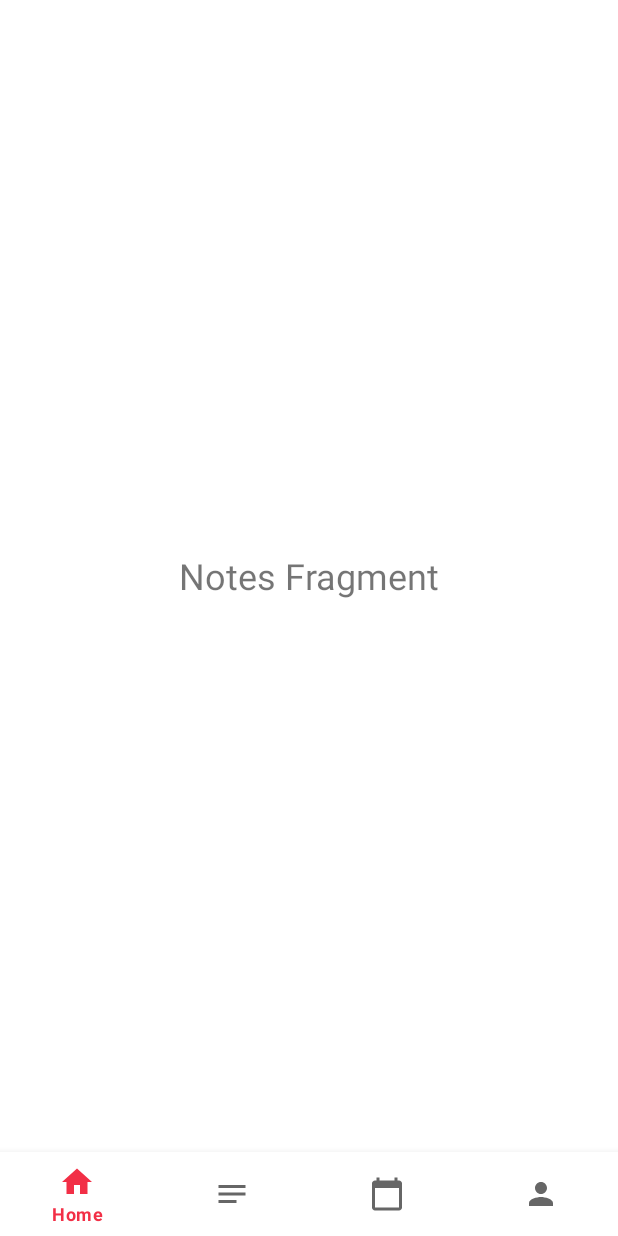
After one commit to DhanushR24/Studify, an Android app: the fragment NotesFragment placed in its activity, on a phone screen of 412 x 824 dp. The commit adds this screen. Run offline under Robolectric (Android 15) with nearby library versions, the phone set to English and light mode, and no system bars; Roboto replaces fonts that are not available here.

Commit message:
Added dashboard bottom navigation and created the fragments for the bottom navigation 💄  */

```diff
--- a/app/src/main/AndroidManifest.xml
+++ b/app/src/main/AndroidManifest.xml
@@ -9,6 +9,9 @@
         android:roundIcon="@mipmap/student_icon96_round"
         android:supportsRtl="true"
         android:theme="@style/Theme.StudifyMADProject">
+        <activity
+            android:name=".Dashboard"
+            android:exported="false" />
         <activity
             android:name=".SignUp"
             android:exported="false" />
--- /dev/null
+++ b/app/src/main/java/com/example/studify_madproject/Dashboard.java
@@ -0,0 +1,66 @@
+package com.example.studify_madproject;
+
+import androidx.annotation.NonNull;
+import androidx.appcompat.app.AppCompatActivity;
+import androidx.fragment.app.Fragment;
+import androidx.fragment.app.FragmentManager;
+import androidx.fragment.app.FragmentTransaction;
+
+import android.os.Bundle;
+import android.view.MenuItem;
+
+import com.example.studify_madproject.databinding.ActivityMainBinding;
+import com.google.android.material.bottomnavigation.BottomNavigationMenuView;
+import com.google.android.material.bottomnavigation.BottomNavigationView;
+import com.google.android.material.navigation.NavigationBarView;
+
+public class Dashboard extends AppCompatActivity {
+
+    ActivityMainBinding binding;
+    BottomNavigationView nav;
+    @Override
+    protected void onCreate(Bundle savedInstanceState) {
+        super.onCreate(savedInstanceState);
+
+        binding = ActivityMainBinding.inflate(getLayoutInflater());
+        setContentView(R.layout.activity_dashboard);
+
+
+        replaceFragment(new HomeFragment());
+
+        nav = findViewById(R.id.bottomNavigationView);
+
+        nav.setOnItemSelectedListener(new NavigationBarView.OnItemSelectedListener() {
+            @Override
+            public boolean onNavigationItemSelected(@NonNull MenuItem item) {
+                switch (item.getItemId())
+                {
+                    case R.id.navigation_home:
+                        replaceFragment(new HomeFragment());
+                        return true;
+
+                    case R.id.navigation_notes:
+                        replaceFragment(new NotesFragment());
+                        return true;
+
+                    case R.id.navigation_reminder:
+                        replaceFragment(new ReminderFragment());
+                        return true;
+
+                    case R.id.navigation_profile:
+                        return true;
+                    default:
+                        return false;
+                }
+            }
+        });
+    }
+
+    private void replaceFragment(Fragment fragment)
+    {
+        FragmentManager fragmentManager = getSupportFragmentManager();
+        FragmentTransaction fragmentTransaction = fragmentManager.beginTransaction();
+        fragmentTransaction.replace(R.id.FrameContainer, fragment);
+        fragmentTransaction.commit();
+    }
+}
--- /dev/null
+++ b/app/src/main/java/com/example/studify_madproject/HomeFragment.java
@@ -0,0 +1,64 @@
+package com.example.studify_madproject;
+
+import android.os.Bundle;
+
+import androidx.fragment.app.Fragment;
+
+import android.view.LayoutInflater;
+import android.view.View;
+import android.view.ViewGroup;
+
+/**
+ * A simple {@link Fragment} subclass.
+ * Use the {@link HomeFragment#newInstance} factory method to
+ * create an instance of this fragment.
+ */
+public class HomeFragment extends Fragment {
+
+    // TODO: Rename parameter arguments, choose names that match
+    // the fragment initialization parameters, e.g. ARG_ITEM_NUMBER
+    private static final String ARG_PARAM1 = "param1";
+    private static final String ARG_PARAM2 = "param2";
+
+    // TODO: Rename and change types of parameters
+    private String mParam1;
+    private String mParam2;
+
+    public HomeFragment() {
+        // Required empty public constructor
+    }
+
+    /**
+     * Use this factory method to create a new instance of
+     * this fragment using the provided parameters.
+     *
+     * @param param1 Parameter 1.
+     * @param param2 Parameter 2.
+     * @return A new instance of fragment HomeFragment.
+     */
+    // TODO: Rename and change types and number of parameters
+    public static HomeFragment newInstance(String param1, String param2) {
+        HomeFragment fragment = new HomeFragment();
+        Bundle args = new Bundle();
+        args.putString(ARG_PARAM1, param1);
+        args.putString(ARG_PARAM2, param2);
+        fragment.setArguments(args);
+        return fragment;
+    }
+
+    @Override
+    public void onCreate(Bundle savedInstanceState) {
+        super.onCreate(savedInstanceState);
+        if (getArguments() != null) {
+            mParam1 = getArguments().getString(ARG_PARAM1);
+            mParam2 = getArguments().getString(ARG_PARAM2);
+        }
+    }
+
+    @Override
+    public View onCreateView(LayoutInflater inflater, ViewGroup container,
+                             Bundle savedInstanceState) {
+        // Inflate the layout for this fragment
+        return inflater.inflate(R.layout.fragment_home, container, false);
+    }
+}
--- a/app/src/main/java/com/example/studify_madproject/MainActivity.java
+++ b/app/src/main/java/com/example/studify_madproject/MainActivity.java
@@ -47,6 +47,8 @@ public class MainActivity extends AppCompatActivity {
 
                         ActivityOptions activityOptions = ActivityOptions.makeSceneTransitionAnimation(MainActivity.this, pairs);
                         startActivity(intent, activityOptions.toBundle());
+
+                        finish();
                     }
                 }
         , SPLASH_SCREEN_TIME);
--- /dev/null
+++ b/app/src/main/java/com/example/studify_madproject/NotesFragment.java
@@ -0,0 +1,64 @@
+package com.example.studify_madproject;
+
+import android.os.Bundle;
+
+import androidx.fragment.app.Fragment;
+
+import android.view.LayoutInflater;
+import android.view.View;
+import android.view.ViewGroup;
+
+/**
+ * A simple {@link Fragment} subclass.
+ * Use the {@link NotesFragment#newInstance} factory method to
+ * create an instance of this fragment.
+ */
+public class NotesFragment extends Fragment {
+
+    // TODO: Rename parameter arguments, choose names that match
+    // the fragment initialization parameters, e.g. ARG_ITEM_NUMBER
+    private static final String ARG_PARAM1 = "param1";
+    private static final String ARG_PARAM2 = "param2";
+
+    // TODO: Rename and change types of parameters
+    private String mParam1;
+    private String mParam2;
+
+    public NotesFragment() {
+        // Required empty public constructor
+    }
+
+    /**
+     * Use this factory method to create a new instance of
+     * this fragment using the provided parameters.
+     *
+     * @param param1 Parameter 1.
+     * @param param2 Parameter 2.
+     * @return A new instance of fragment NotesFragment.
+     */
+    // TODO: Rename and change types and number of parameters
+    public static NotesFragment newInstance(String param1, String param2) {
+        NotesFragment fragment = new NotesFragment();
+        Bundle args = new Bundle();
+        args.putString(ARG_PARAM1, param1);
+        args.putString(ARG_PARAM2, param2);
+        fragment.setArguments(args);
+        return fragment;
+    }
+
+    @Override
+    public void onCreate(Bundle savedInstanceState) {
+        super.onCreate(savedInstanceState);
+        if (getArguments() != null) {
+            mParam1 = getArguments().getString(ARG_PARAM1);
+            mParam2 = getArguments().getString(ARG_PARAM2);
+        }
+    }
+
+    @Override
+    public View onCreateView(LayoutInflater inflater, ViewGroup container,
+                             Bundle savedInstanceState) {
+        // Inflate the layout for this fragment
+        return inflater.inflate(R.layout.fragment_notes, container, false);
+    }
+}
--- /dev/null
+++ b/app/src/main/res/drawable/ic_baseline_calendar_today_24.xml
@@ -0,0 +1,10 @@
+<vector xmlns:android="http://schemas.android.com/apk/res/android"
+    android:width="24dp"
+    android:height="24dp"
+    android:viewportWidth="24"
+    android:viewportHeight="24"
+    android:tint="?attr/colorControlNormal">
+  <path
+      android:fillColor="@android:color/white"
+      android:pathData="M20,3h-1L19,1h-2v2L7,3L7,1L5,1v2L4,3c-1.1,0 -2,0.9 -2,2v16c0,1.1 0.9,2 2,2h16c1.1,0 2,-0.9 2,-2L22,5c0,-1.1 -0.9,-2 -2,-2zM20,21L4,21L4,8h16v13z"/>
+</vector>
--- /dev/null
+++ b/app/src/main/res/drawable/ic_baseline_home_24.xml
@@ -0,0 +1,10 @@
+<vector xmlns:android="http://schemas.android.com/apk/res/android"
+    android:width="24dp"
+    android:height="24dp"
+    android:viewportWidth="24"
+    android:viewportHeight="24"
+    android:tint="?attr/colorControlNormal">
+  <path
+      android:fillColor="@android:color/white"
+      android:pathData="M10,20v-6h4v6h5v-8h3L12,3 2,12h3v8z"/>
+</vector>
--- /dev/null
+++ b/app/src/main/res/drawable/ic_baseline_notes_24.xml
@@ -0,0 +1,10 @@
+<vector xmlns:android="http://schemas.android.com/apk/res/android"
+    android:width="24dp"
+    android:height="24dp"
+    android:viewportWidth="24"
+    android:viewportHeight="24"
+    android:tint="?attr/colorControlNormal">
+  <path
+      android:fillColor="@android:color/white"
+      android:pathData="M3,18h12v-2L3,16v2zM3,6v2h18L21,6L3,6zM3,13h18v-2L3,11v2z"/>
+</vector>
--- /dev/null
+++ b/app/src/main/res/drawable/ic_baseline_person_24.xml
@@ -0,0 +1,10 @@
+<vector xmlns:android="http://schemas.android.com/apk/res/android"
+    android:width="24dp"
+    android:height="24dp"
+    android:viewportWidth="24"
+    android:viewportHeight="24"
+    android:tint="?attr/colorControlNormal">
+  <path
+      android:fillColor="@android:color/white"
+      android:pathData="M12,12c2.21,0 4,-1.79 4,-4s-1.79,-4 -4,-4 -4,1.79 -4,4 1.79,4 4,4zM12,14c-2.67,0 -8,1.34 -8,4v2h16v-2c0,-2.66 -5.33,-4 -8,-4z"/>
+</vector>
--- /dev/null
+++ b/app/src/main/res/layout/activity_dashboard.xml
@@ -0,0 +1,29 @@
+<?xml version="1.0" encoding="utf-8"?>
+<androidx.constraintlayout.widget.ConstraintLayout xmlns:android="http://schemas.android.com/apk/res/android"
+    xmlns:app="http://schemas.android.com/apk/res-auto"
+    xmlns:tools="http://schemas.android.com/tools"
+    android:layout_width="match_parent"
+    android:layout_height="match_parent"
+    tools:context=".Dashboard">
+
+    <FrameLayout
+        android:id="@+id/FrameContainer"
+        android:layout_width="0dp"
+        android:layout_height="0dp"
+        app:layout_constraintBottom_toTopOf="@id/bottomNavigationView"
+        app:layout_constraintEnd_toEndOf="parent"
+        app:layout_constraintStart_toStartOf="parent"
+        app:layout_constraintTop_toTopOf="parent"
+        >
+
+    </FrameLayout>
+
+    <com.google.android.material.bottomnavigation.BottomNavigationView
+        android:id="@+id/bottomNavigationView"
+        android:layout_width="match_parent"
+        android:layout_height="wrap_content"
+        app:layout_constraintBottom_toBottomOf="parent"
+        app:layout_constraintEnd_toEndOf="parent"
+        app:layout_constraintStart_toStartOf="parent"
+        app:menu="@menu/bottom_nav" />
+</androidx.constraintlayout.widget.ConstraintLayout>
--- /dev/null
+++ b/app/src/main/res/layout/fragment_notes.xml
@@ -0,0 +1,19 @@
+<?xml version="1.0" encoding="utf-8"?>
+<FrameLayout xmlns:android="http://schemas.android.com/apk/res/android"
+    xmlns:tools="http://schemas.android.com/tools"
+    android:layout_width="match_parent"
+    android:layout_height="match_parent"
+    tools:context=".NotesFragment">
+
+    <!-- TODO: Update blank fragment layout -->
+    <TextView
+        android:layout_width="wrap_content"
+        android:layout_height="wrap_content"
+        android:text="Notes Fragment"
+
+
+        android:textSize="24dp"
+        android:layout_gravity="center"
+        />
+
+</FrameLayout>
--- /dev/null
+++ b/app/src/main/res/menu/bottom_nav.xml
@@ -0,0 +1,20 @@
+<?xml version="1.0" encoding="utf-8"?>
+<menu xmlns:android="http://schemas.android.com/apk/res/android">
+
+    <item android:title="Home"
+        android:id="@+id/navigation_home"
+        android:icon="@drawable/ic_baseline_home_24"
+        />
+    <item android:title="Notes"
+        android:id="@+id/navigation_notes"
+        android:icon="@drawable/ic_baseline_notes_24"
+        />
+    <item android:title="Reminder"
+        android:id="@+id/navigation_reminder"
+        android:icon="@drawable/ic_baseline_calendar_today_24"
+        />
+    <item android:title="Profile"
+        android:id="@+id/navigation_profile"
+        android:icon="@drawable/ic_baseline_person_24"
+        />
+</menu>
--- a/app/src/main/res/values/strings.xml
+++ b/app/src/main/res/values/strings.xml
@@ -1,3 +1,5 @@
 <resources>
     <string name="app_name">Studify- MAD Project</string>
+    <!-- TODO: Remove or change this placeholder text -->
+    <string name="hello_blank_fragment">Hello blank fragment</string>
 </resources>
--- a/gradle.properties
+++ b/gradle.properties
@@ -14,6 +14,7 @@ org.gradle.jvmargs=-Xmx2048m -Dfile.encoding=UTF-8
 # AndroidX package structure to make it clearer which packages are bundled with the
 # Android operating system, and which are packaged with your app"s APK
 # https://developer.android.com/topic/libraries/support-library/androidx-rn
+android.enableJetifier=true
 android.useAndroidX=true
 # Enables namespacing of each library's R class so that its R class includes only the
 # resources declared in the library itself and none from the library's dependencies,
```
Also changed, not shown: app/build.gradle (+9 -0 lines), app/src/main/java/com/example/studify_madproject/Authenticate.java (+9 -0 lines), app/src/main/java/com/example/studify_madproject/ReminderFragment.java (added, +64 -0 lines), app/src/main/res/layout/fragment_home.xml (added, +19 -0 lines), app/src/main/res/layout/fragment_reminder.xml (added, +18 -0 lines), 1 other file.
